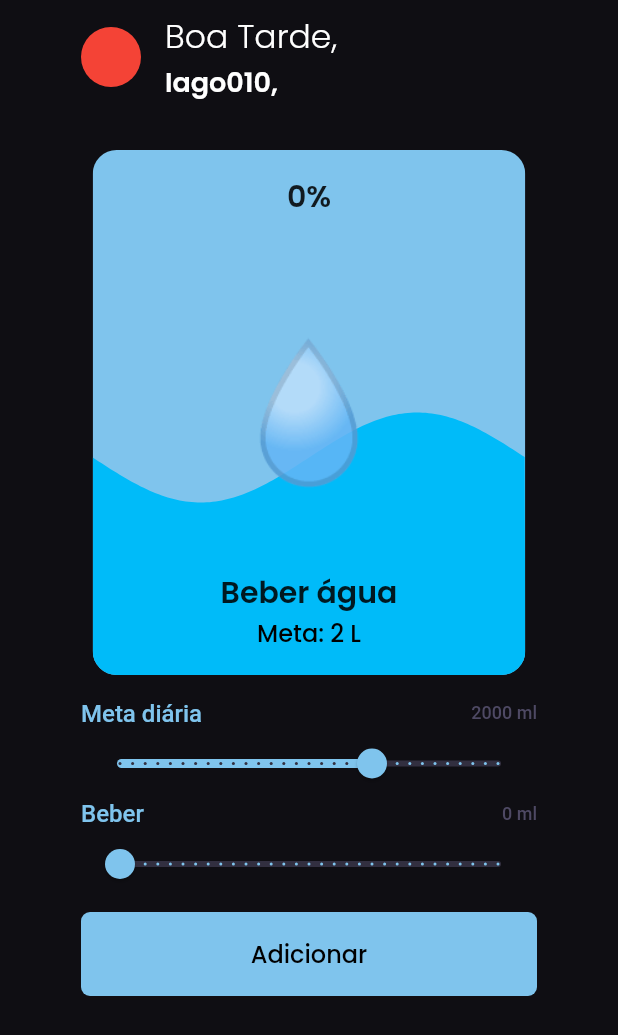
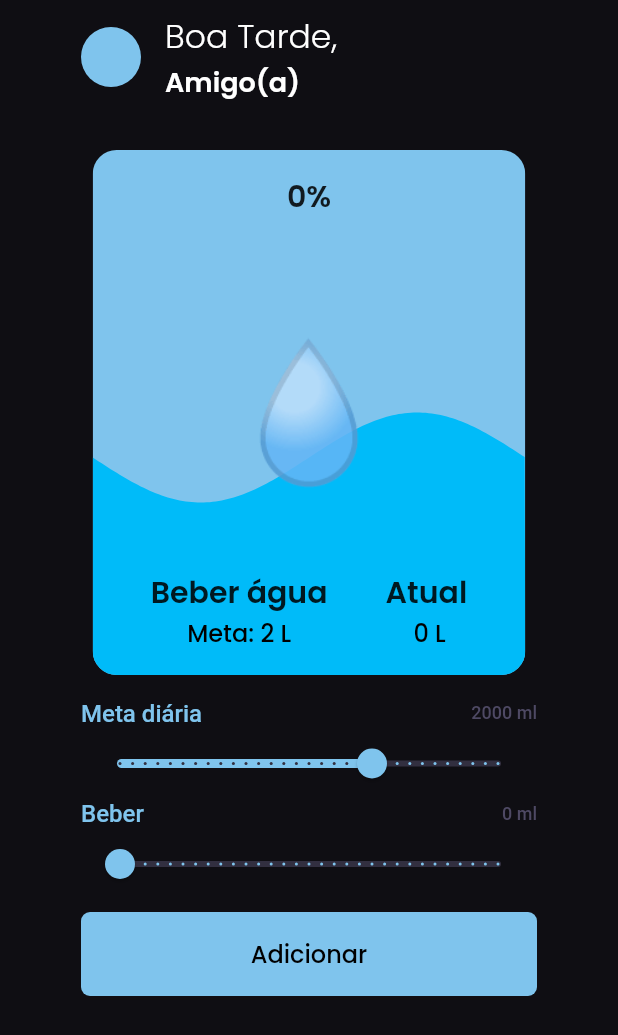
Before and after one commit to IagoAntunes/dailyHabits, a Flutter app: the screen it shows after launch, after a tap on "Adicionar", on a phone screen of 412 x 824 dp. Shown: the top 1035 px of the screen. Run offline on Flutter 3.47's test engine with Material 2 defaults, Android fonts, the phone set to English and light mode, and no system bars; drawn by our look-alikes of wave; our stand-ins replace flutter_mobx, flutter_modular, google_fonts, hive, mobx; accounts and stored records are empty; generated files the repository leaves out were written again.

Commit message:
feat: offline

```diff
--- a/lib/app_module.dart
+++ b/lib/app_module.dart
@@ -1,8 +1,15 @@
 import 'package:flutter_modular/flutter_modular.dart';
+import 'package:goodhabits/core/database/data.dart';
 
 import 'features/home/home_module.dart';
 
 class AppModule extends Module {
+  @override
+  void binds(Injector i) {
+    super.binds(i);
+    i.addSingleton(CacheAdapter.new);
+  }
+
   @override
   List<Module> get imports => [];
 
--- /dev/null
+++ b/lib/core/database/data.dart
@@ -0,0 +1,49 @@
+import 'dart:async';
+
+import 'package:flutter/material.dart';
+import 'package:goodhabits/features/home/datasource/models/ihabit_model.dart';
+import 'package:hive/hive.dart';
+import 'package:path_provider/path_provider.dart';
+
+class CacheAdapter {
+  final completer = Completer<Box>();
+
+  CacheAdapter() {
+    _initDb();
+  }
+  Future _initDb() async {
+    var appDocDirectory = await getApplicationDocumentsDirectory();
+    Hive
+      ..init(appDocDirectory.path)
+      ..registerAdapter(IHabitAdapter());
+
+    final box = await Hive.openBox('cache');
+    if (!completer.isCompleted) completer.complete(box);
+  }
+
+  Future<void> put(IHabit data, String id) async {
+    final box = await completer.future;
+    box.put(id, data.toMap());
+  }
+
+  Future<IHabit?> get(String id) async {
+    final box = await completer.future;
+    final data = await box.get(id);
+
+    if (data == null) return null;
+
+    return IHabit(
+      action: data['action'],
+      description: data['description'],
+      divisors: data['divisors'],
+      goalMaxValue: data['goalMaxValue'],
+      goalMinValue: data['goalMinValue'],
+      goalValue: data['goalValue'],
+      habitValue: data['habitValue'],
+      measurements: data['measurements'],
+      name: data['name'],
+      id: data['id'],
+      primaryColor: Color(data['primaryColor']),
+    );
+  }
+}
--- a/lib/features/home/datasource/models/ihabit_model.dart
+++ b/lib/features/home/datasource/models/ihabit_model.dart
@@ -1,17 +1,35 @@
 // ignore_for_file: public_member_api_docs, sort_constructors_first
+import 'dart:convert';
+
 import 'package:flutter/material.dart';
+import 'package:hive/hive.dart';
 
-abstract class IHabit {
+part 'ihabit_model.g.dart';
+
+@HiveType(typeId: 1)
+class IHabit extends HiveObject {
+  @HiveField(0)
   String name;
+  @HiveField(1)
   String action;
+  @HiveField(2)
   String description;
+  @HiveField(3)
   Color primaryColor;
+  @HiveField(4)
   double goalMaxValue;
+  @HiveField(5)
   double goalMinValue;
+  @HiveField(6)
   double goalValue;
+  @HiveField(7)
   double habitValue;
+  @HiveField(8)
   int divisors;
+  @HiveField(9)
   String measurements;
+  @HiveField(10)
+  String id;
   IHabit({
     required this.name,
     required this.action,
@@ -23,8 +41,67 @@ abstract class IHabit {
     required this.habitValue,
     required this.divisors,
     required this.measurements,
+    required this.id,
   });
 
-  changeGoalValue(double value);
-  changeValue(double value);
+  changeGoalValue(double value) {
+    goalValue = value;
+  }
+
+  changeValue(double value) {
+    habitValue += value;
+  }
+
+  Map<String, dynamic> toMap() {
+    return <String, dynamic>{
+      'name': name,
+      'action': action,
+      'description': description,
+      'primaryColor': primaryColor.value,
+      'goalMaxValue': goalMaxValue,
+      'goalMinValue': goalMinValue,
+      'goalValue': goalValue,
+      'habitValue': habitValue,
+      'divisors': divisors,
+      'measurements': measurements,
+      'id': id,
+    };
+  }
+
+  factory IHabit.fromMap(Map<String, dynamic> map) {
+    return IHabit(
+      name: map['name'] as String,
+      action: map['action'] as String,
+      description: map['description'] as String,
+      primaryColor: Color(map['primaryColor'] as int),
+      goalMaxValue: map['goalMaxValue'] as double,
+      goalMinValue: map['goalMinValue'] as double,
+      goalValue: map['goalValue'] as double,
+      habitValue: map['habitValue'] as double,
+      divisors: map['divisors'] as int,
+      measurements: map['measurements'] as String,
+      id: map['id'] as String,
+    );
+  }
+
+  IHabit copy(IHabit copyHabit) {
+    return IHabit(
+      name: copyHabit.name,
+      action: copyHabit.action,
+      description: copyHabit.description,
+      primaryColor: copyHabit.primaryColor,
+      goalMaxValue: copyHabit.goalMaxValue,
+      goalMinValue: copyHabit.goalMinValue,
+      goalValue: copyHabit.goalValue,
+      habitValue: copyHabit.habitValue,
+      divisors: copyHabit.divisors,
+      measurements: copyHabit.measurements,
+      id: id,
+    );
+  }
+
+  String toJson() => json.encode(toMap());
+
+  factory IHabit.fromJson(String source) =>
+      IHabit.fromMap(json.decode(source) as Map<String, dynamic>);
 }
--- a/lib/features/home/datasource/models/run_habit_model.dart
+++ b/lib/features/home/datasource/models/run_habit_model.dart
@@ -15,6 +15,7 @@ class RunHabitModel extends IHabit {
           habitValue: 0,
           divisors: 20,
           measurements: 'km',
+          id: 'run',
         );
 
   @override
--- a/lib/features/home/datasource/models/water_habit_model.dart
+++ b/lib/features/home/datasource/models/water_habit_model.dart
@@ -15,6 +15,7 @@ class WaterHabitModel extends IHabit {
           habitValue: 0,
           divisors: 30,
           measurements: 'ml',
+          id: 'water',
         );
 
   @override
--- a/lib/features/home/home_module.dart
+++ b/lib/features/home/home_module.dart
@@ -12,7 +12,7 @@ class HomeModule extends Module {
   void routes(r) {
     r.child(
       '/',
-      child: (context) => HomePage(),
+      child: (context) => const HomePage(),
     );
   }
 }
--- a/lib/features/home/presenters/pages/home_page.dart
+++ b/lib/features/home/presenters/pages/home_page.dart
@@ -1,8 +1,11 @@
 import 'package:flutter/material.dart';
 import 'package:flutter_mobx/flutter_mobx.dart';
 import 'package:flutter_modular/flutter_modular.dart';
+import 'package:goodhabits/core/database/data.dart';
 import 'package:goodhabits/core/styles/colors.dart';
 import 'package:goodhabits/core/styles/typography.dart';
+import 'package:goodhabits/features/home/datasource/models/ihabit_model.dart';
+import 'package:goodhabits/features/home/datasource/models/water_habit_model.dart';
 import 'package:goodhabits/features/home/presenters/controllers/home_controller.store.dart';
 import 'package:goodhabits/features/home/presenters/pages/widgets/run_habit_component.dart';
 import 'package:goodhabits/features/home/presenters/pages/widgets/water_habit_page.dart';
@@ -17,32 +20,67 @@ class HomePage extends StatefulWidget {
 
 class _HomePageState extends State<HomePage> {
   final HomeController controller = Modular.get<HomeController>();
+  final CacheAdapter database = Modular.get<CacheAdapter>();
+
+  @override
+  void initState() {
+    super.initState();
+    controller.currentHabit = controller.waterHabitModel;
+  }
+
+  getDatabase() async {
+    if (controller.alreadyEnter == false) {
+      IHabit? water = await database.get('water');
+      IHabit? run = await database.get('run');
+      if (water != null) {
+        controller.waterHabitModel = water;
+        controller.currentHabit = water;
+      }
+      if (run != null) {
+        controller.runHabitModel = run;
+      }
+      controller.currentHabit ??= WaterHabitModel();
+      controller.alreadyEnter = true;
+    }
+
+    return true;
+  }
 
   @override
   Widget build(BuildContext context) {
     return Scaffold(
       backgroundColor: AppColors.gray500,
       body: SafeArea(
-        child: Padding(
-          padding: const EdgeInsets.symmetric(horizontal: 54, vertical: 8),
+        child: FutureBuilder(
+            future: getDatabase(),
+            builder: (context, snapshot) {
+              if (snapshot.hasData) {
+                return Padding(
+                  padding:
+                      const EdgeInsets.symmetric(horizontal: 54, vertical: 8),
                   child: Column(
                     children: [
                       Row(
                         children: [
-                  const CircleAvatar(
-                    backgroundColor: Colors.red,
-                  ),
+                          Observer(builder: (context) {
+                            return CircleAvatar(
+                              backgroundColor:
+                                  controller.currentHabit!.primaryColor,
+                            );
+                          }),
                           const SizedBox(width: 16),
                           Column(
                             crossAxisAlignment: CrossAxisAlignment.start,
                             children: [
                               Text(
                                 'Boa Tarde,',
-                        style: AppTypography.heading1().copyWith(fontSize: 22),
+                                style: AppTypography.heading1()
+                                    .copyWith(fontSize: 22),
                               ),
                               Text(
-                        'Iago010,',
-                        style: AppTypography.heading2().copyWith(fontSize: 18),
+                                'Amigo(a)',
+                                style: AppTypography.heading2()
+                                    .copyWith(fontSize: 18),
                               ),
                             ],
                           ),
@@ -65,18 +103,20 @@ class _HomePageState extends State<HomePage> {
                           return Column(
                             children: [
                               Row(
-                        mainAxisAlignment: MainAxisAlignment.spaceBetween,
+                                mainAxisAlignment:
+                                    MainAxisAlignment.spaceBetween,
                                 children: [
                                   Text(
                                     "Meta diária",
                                     style: TextStyle(
-                              color: controller.currentHabit.primaryColor,
+                                      color:
+                                          controller.currentHabit!.primaryColor,
                                       fontSize: 16,
                                       fontWeight: FontWeight.w500,
                                     ),
                                   ),
                                   Text(
-                            "${controller.currentHabit.goalValue.ceil()} ${controller.currentHabit.measurements}",
+                                    "${controller.currentHabit!.goalValue.ceil()} ${controller.currentHabit!.measurements}",
                                     style: const TextStyle(
                                       color: Color(0xff4E4964),
                                       fontSize: 12,
@@ -88,17 +128,20 @@ class _HomePageState extends State<HomePage> {
                               SizedBox(
                                 width: MediaQuery.sizeOf(context).width,
                                 child: Slider.adaptive(
-                          activeColor: controller.currentHabit.primaryColor,
-                          thumbColor: controller.currentHabit.primaryColor,
+                                  activeColor:
+                                      controller.currentHabit!.primaryColor,
+                                  thumbColor:
+                                      controller.currentHabit!.primaryColor,
                                   inactiveColor: AppColors.gray200,
-                          value: controller.currentHabit.goalValue,
-                          divisions: controller.currentHabit.divisors,
+                                  value: controller.currentHabit!.goalValue,
+                                  divisions: controller.currentHabit!.divisors,
                                   onChanged: (value) {
-                            controller.currentHabit.changeGoalValue(value);
+                                    controller.currentHabit!
+                                        .changeGoalValue(value);
                                     setState(() {});
                                   },
-                          max: controller.currentHabit.goalMaxValue,
-                          min: controller.currentHabit.goalMinValue,
+                                  max: controller.currentHabit!.goalMaxValue,
+                                  min: controller.currentHabit!.goalMinValue,
                                 ),
                               ),
                             ],
@@ -110,18 +153,20 @@ class _HomePageState extends State<HomePage> {
                           return Column(
                             children: [
                               Row(
-                        mainAxisAlignment: MainAxisAlignment.spaceBetween,
+                                mainAxisAlignment:
+                                    MainAxisAlignment.spaceBetween,
                                 children: [
                                   Text(
-                            controller.currentHabit.action,
+                                    controller.currentHabit!.action,
                                     style: TextStyle(
-                              color: controller.currentHabit.primaryColor,
+                                      color:
+                                          controller.currentHabit!.primaryColor,
                                       fontSize: 16,
                                       fontWeight: FontWeight.w500,
                                     ),
                                   ),
                                   Text(
-                            "${controller.auxValueHabit.ceil()} ${controller.currentHabit.measurements}",
+                                    "${controller.auxValueHabit.ceil()} ${controller.currentHabit!.measurements}",
                                     style: const TextStyle(
                                       color: Color(0xff4E4964),
                                       fontSize: 12,
@@ -135,16 +180,22 @@ class _HomePageState extends State<HomePage> {
                                 child: Observer(
                                   builder: (context) {
                                     return Slider.adaptive(
-                              activeColor: controller.currentHabit.primaryColor,
-                              thumbColor: controller.currentHabit.primaryColor,
+                                      activeColor:
+                                          controller.currentHabit!.primaryColor,
+                                      thumbColor:
+                                          controller.currentHabit!.primaryColor,
                                       inactiveColor: AppColors.gray200,
                                       value: controller.auxValueHabit,
-                              max: controller.currentHabit.goalMaxValue,
-                              min: controller.currentHabit.goalMinValue,
-                              divisions: controller.currentHabit.divisors,
+                                      max:
+                                          controller.currentHabit!.goalMaxValue,
+                                      min:
+                                          controller.currentHabit!.goalMinValue,
+                                      divisions:
+                                          controller.currentHabit!.divisors,
                                       onChanged: (value) {
                                         if (value >=
-                                    controller.currentHabit.goalMinValue) {
+                                            controller
+                                                .currentHabit!.goalMinValue) {
                                           controller.changeHabitValue(value);
                                           setState(() {});
                                         }
@@ -164,16 +215,18 @@ class _HomePageState extends State<HomePage> {
                             duration: const Duration(milliseconds: 500),
                             width: double.infinity,
                             decoration: BoxDecoration(
-                      color: controller.currentHabit.primaryColor,
+                              color: controller.currentHabit!.primaryColor,
                               borderRadius: const BorderRadius.all(
                                 Radius.circular(6),
                               ),
                             ),
                             child: ElevatedButton(
-                      onPressed: () {
-                        controller.currentHabit
+                              onPressed: () async {
+                                controller.currentHabit!
                                     .changeValue(controller.auxValueHabit);
                                 setState(() {});
+                                await database.put(controller.currentHabit!,
+                                    controller.currentHabit!.id);
                               },
                               style: ElevatedButton.styleFrom(
                                 padding: const EdgeInsets.symmetric(
@@ -198,7 +251,11 @@ class _HomePageState extends State<HomePage> {
                       ),
                     ],
                   ),
-        ),
+                );
+              } else {
+                return const CircularProgressIndicator();
+              }
+            }),
       ),
       // floatingActionButton: Observer(
       //   builder: (context) {
@@ -212,9 +269,8 @@ class _HomePageState extends State<HomePage> {
       //         ),
       //       ),
       //       child: FloatingActionButton(
-      //         onPressed: () {
-      //           controller.currentHabit.changeValue(controller.auxValueHabit);
-      //           setState(() {});
+      //         onPressed: () async {
+      //           IHabit? teste = await data.get('um');
       //         },
       //         backgroundColor: Colors.transparent,
       //         elevation: 0,
--- a/lib/features/home/presenters/pages/widgets/water_habit_page.dart
+++ b/lib/features/home/presenters/pages/widgets/water_habit_page.dart
@@ -81,7 +81,7 @@ class WaterHabitComponent extends StatelessWidget {
                     child: Align(
                       alignment: Alignment.topCenter,
                       child: Text(
-                        "${((controller.currentHabit.habitValue * 100) / controller.currentHabit.goalValue) > 0 ? ((controller.currentHabit.habitValue * 100) / controller.currentHabit.goalValue).ceil() : 0}%",
+                        "${((controller.currentHabit!.habitValue * 100) / controller.currentHabit!.goalValue) > 0 ? ((controller.currentHabit!.habitValue * 100) / controller.currentHabit!.goalValue).ceil() : 0}%",
                         style: AppTypography.card(),
                       ),
                     ),
@@ -96,16 +96,34 @@ class WaterHabitComponent extends StatelessWidget {
                     padding: const EdgeInsets.only(bottom: 16),
                     child: Align(
                       alignment: Alignment.bottomCenter,
-                      child: Column(
-                        mainAxisAlignment: MainAxisAlignment.end,
+                      child: Row(
+                        mainAxisAlignment: MainAxisAlignment.spaceEvenly,
                         children: [
-                          Text(
-                            controller.currentHabit.description,
-                            style: AppTypography.card(),
+                          Column(
+                            mainAxisAlignment: MainAxisAlignment.end,
+                            children: [
+                              Text(
+                                controller.currentHabit!.description,
+                                style: AppTypography.card(),
+                              ),
+                              Text(
+                                "Meta: ${(controller.currentHabit!.goalValue / 1000).ceil()} L",
+                                style: AppTypography.title(color: Colors.black),
+                              ),
+                            ],
                           ),
-                          Text(
-                            "Meta: ${(controller.currentHabit.goalValue / 1000).ceil()} L",
-                            style: AppTypography.title(color: Colors.black),
+                          Column(
+                            mainAxisAlignment: MainAxisAlignment.end,
+                            children: [
+                              Text(
+                                'Atual',
+                                style: AppTypography.card(),
+                              ),
+                              Text(
+                                " ${controller.currentHabit!.habitValue.ceil()} L",
+                                style: AppTypography.title(color: Colors.black),
+                              ),
+                            ],
                           ),
                         ],
                       ),
--- a/pubspec.yaml
+++ b/pubspec.yaml
@@ -40,7 +40,6 @@ dependencies:
   mobx_codegen: ^2.3.0
   google_fonts: ^5.1.0
   flutter_mobx: ^2.0.6+5
-  build_runner: ^2.4.6
   hive: ^2.2.3
   wave: ^0.2.2
   path_provider: ^2.1.1
@@ -48,6 +47,8 @@ dependencies:
 dev_dependencies:
   flutter_test:
     sdk: flutter
+  build_runner: ^2.4.6
+  hive_generator: ^2.0.1
 
   # The "flutter_lints" package below contains a set of recommended lints to
   # encourage good coding practices. The lint set provided by the package is
```
Also changed, not shown: lib/features/home/presenters/controllers/home_controller.store.dart (+13 -25 lines), lib/features/home/presenters/pages/widgets/run_habit_component.dart (+5 -5 lines), lib/features/home/datasource/models/ihabit_model.g.dart (added), lib/features/home/presenters/controllers/home_controller.store.g.dart, pubspec.lock. Lines whose indentation alone changed are shown as unchanged.
